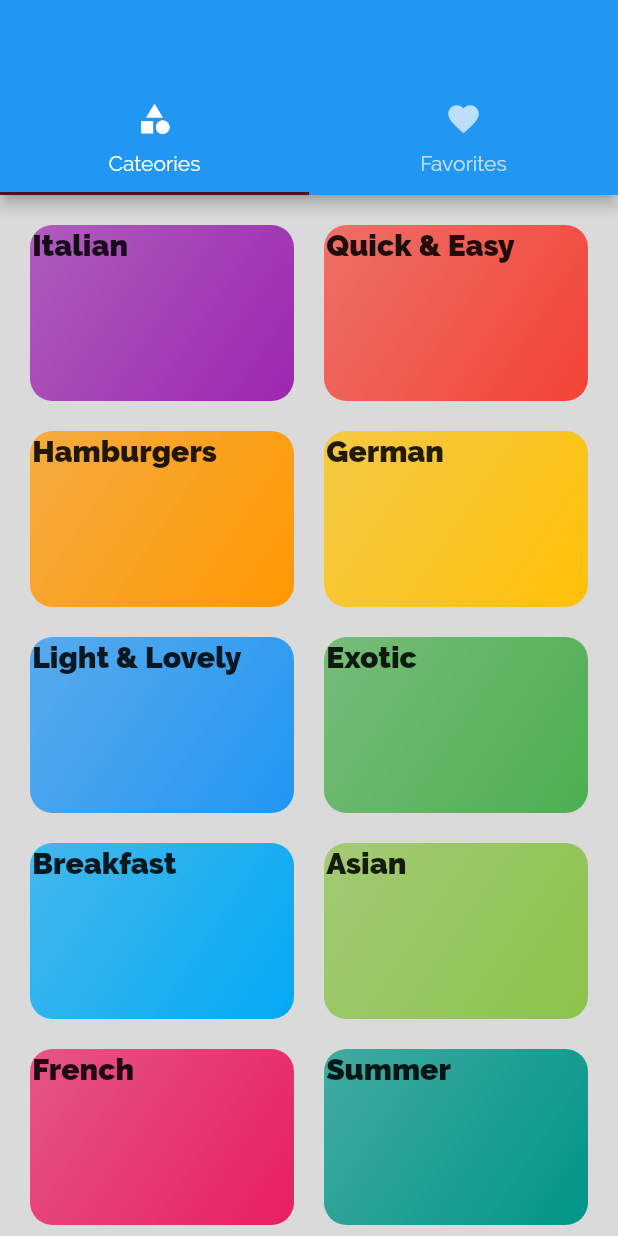
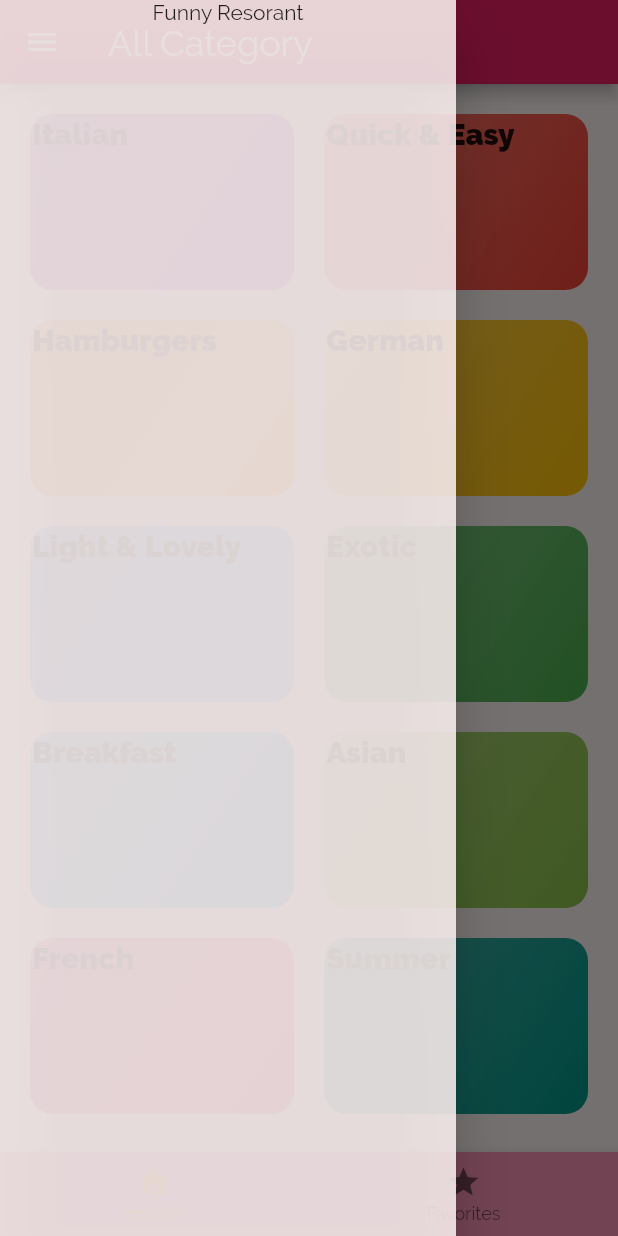
Before and after one commit to Jean-Lionel/flutter_meals_app, a Flutter app: the screen it shows after launch, with the side drawer open (before the commit the screen has no drawer), on a phone screen of 412 x 824 dp. Run offline on Flutter 3.47's test engine with Material 2 defaults, Android fonts, the phone set to English and light mode, and no system bars.

Commit message:
main resto

```diff
--- a/lib/main.dart
+++ b/lib/main.dart
@@ -17,8 +17,11 @@ class MyApp extends StatelessWidget {
       title: 'Deal Meals',
       theme: ThemeData(
         primaryColor: Colors.pink,
+        appBarTheme: const AppBarTheme(
+          color: Colors.pink,
+        ),
         secondaryHeaderColor: Color.fromARGB(255, 249, 146, 180),
-        canvasColor: Color.fromARGB(224, 213, 213, 213),
+        canvasColor: Color.fromARGB(221, 252, 241, 241),
         fontFamily: 'Raleway',
         textTheme: const TextTheme(
             titleLarge: TextStyle(
--- a/lib/screens/tabs_screen.dart
+++ b/lib/screens/tabs_screen.dart
@@ -1,36 +1,57 @@
 import 'package:flutter/material.dart';
+import '../widgets/main_drawer.dart';
 import './categories_screen.dart';
 import './favorites_screen.dart';
 
 class TabScreen extends StatefulWidget {
   const TabScreen({super.key});
-
   @override
   State<TabScreen> createState() => _TabScreenState();
 }
 
 class _TabScreenState extends State<TabScreen> {
+
+  final List<Map<String, dynamic>> _pages = [
+    {
+      "page": const CategorieScreen(),
+      "title": "All Category",
+    },
+    {
+      "page": const FavoriteScreen(),
+      "title": "Favorites",
+    },
+  ];
+  int _selectItem = 0;
+  void _selectPage(int index) {
+    setState(() {
+      _selectItem = index;
+    });
+  }
+
   @override
   Widget build(BuildContext context) {
-    return DefaultTabController(
-      length: 2,
-      child: Scaffold(
-        appBar: AppBar(
-          bottom: const TabBar(tabs: [
-            Tab(
-              icon: Icon(Icons.category),
-              text: 'Cateories',
-            ),
-            Tab(
-              icon: Icon(Icons.favorite),
-              text: 'Favorites',
-            ),
-          ]),
-        ),
-        body: const TabBarView(children: [
-          CategorieScreen(),
-          FavoriteScreen(),
-        ]),
+    return Scaffold(
+      appBar: AppBar(
+        title: Text(_pages[_selectItem]["title"]),
+      ),
+      drawer: MainDrawer(),
+      body: _pages[_selectItem]["page"],
+      bottomNavigationBar: BottomNavigationBar(
+        currentIndex: _selectItem,
+        selectedItemColor: Colors.amber[800],
+        backgroundColor: Theme.of(context).secondaryHeaderColor,
+        onTap: _selectPage,
+        type: BottomNavigationBarType.fixed,
+        items: const [
+          BottomNavigationBarItem(
+            icon: Icon(Icons.home),
+            label: 'Home',
+          ),
+          BottomNavigationBarItem(
+            icon: Icon(Icons.star),
+            label: 'Favorites',
+          ),
+        ],
       ),
     );
   }
--- /dev/null
+++ b/lib/widgets/main_drawer.dart
@@ -0,0 +1,20 @@
+import 'package:flutter/material.dart';
+
+class MainDrawer extends StatelessWidget {
+  const MainDrawer({super.key});
+
+  @override
+  Widget build(BuildContext context) {
+    return Drawer(
+      child: Column(
+        children: [
+          Container(
+            child: Text(
+              "Funny Resorant",
+            ),
+          )
+        ],
+      ),
+    );
+  }
+}
```
